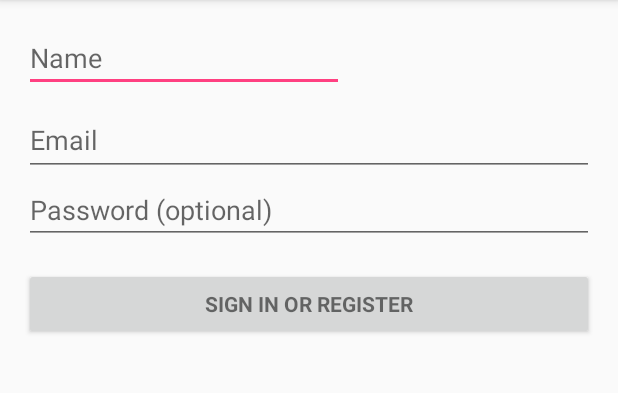
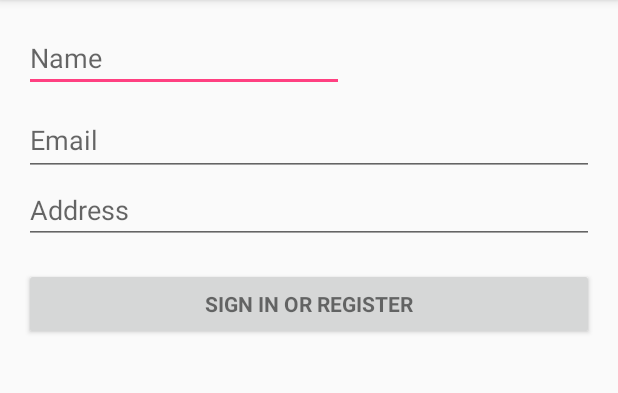
Before and after one commit to NYC2015/team-19, an Android app: the screen it shows after launch (LoginActivity), on a phone screen of 412 x 824 dp, the part 84-477 px from its top. Run offline under Robolectric (Android 15) with nearby library versions, the phone set to English and light mode, and no system bars; 2 statements that could not run were skipped.

Commit message:
Final Android

```diff
--- a/Android/MyApplication/app/src/main/java/com/example/harsh/myapplication/CSVFileWriter.java
+++ b/Android/MyApplication/app/src/main/java/com/example/harsh/myapplication/CSVFileWriter.java
@@ -11,7 +11,7 @@ import java.util.List;
 import com.example.harsh.myapplication.Registration;
 
 /**
- * Created by Harsh on 10/17/2015.
+ * Created by Harsh on 10/17/2015
  */
 
 public class CSVFileWriter {
--- a/Android/MyApplication/app/src/main/res/layout/activity_login.xml
+++ b/Android/MyApplication/app/src/main/res/layout/activity_login.xml
@@ -41,7 +41,7 @@
             </android.support.design.widget.TextInputLayout>
 
             <EditText android:id="@+id/password" android:layout_width="match_parent"
-                android:layout_height="wrap_content" android:hint="@string/prompt_password"
+                android:layout_height="wrap_content" android:hint="Address"
                 android:imeActionId="@+id/login"
                 android:imeActionLabel="@string/action_sign_in_short"
                 android:imeOptions="actionUnspecified"
```
